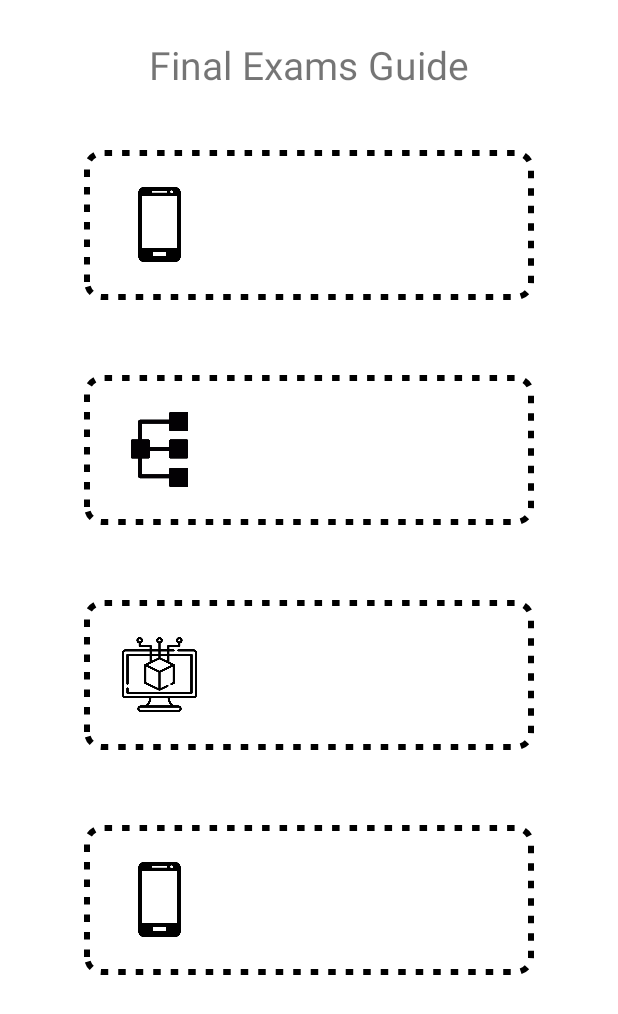
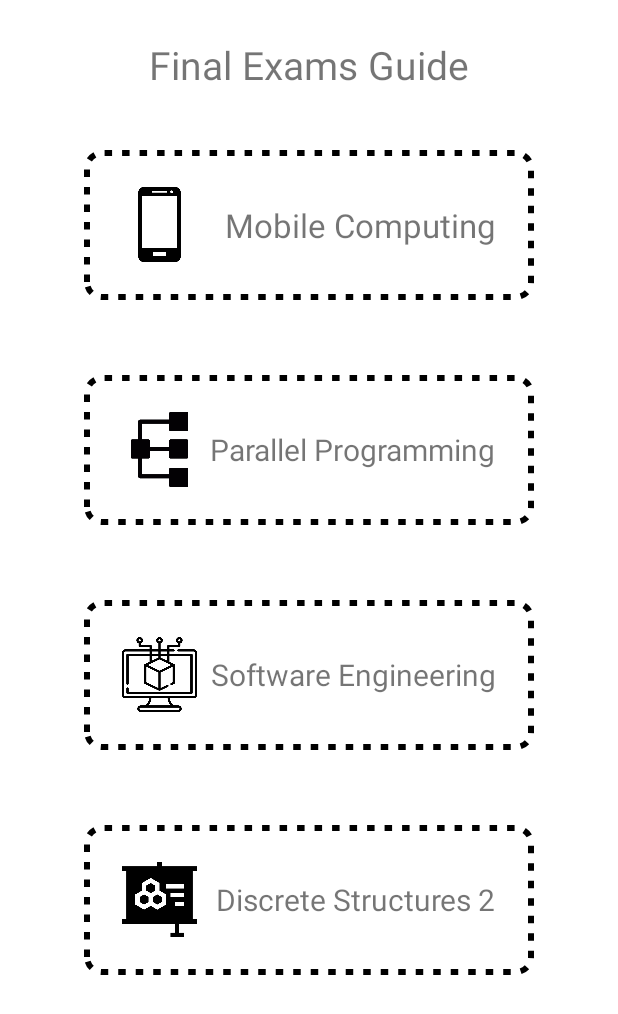
Before and after one commit to JamilAwada/CSC498G-FinalExamsGuide, an Android app: the screen it shows after launch (MainActivity), on a phone screen of 412 x 824 dp. Shown: the top 1014 px of the screen. Run offline under Robolectric (Android 15) with nearby library versions, the light colour scheme and no system bars.

Commit message:
fixed error

```diff
--- a/app/src/main/res/layout/activity_main.xml
+++ b/app/src/main/res/layout/activity_main.xml
@@ -29,6 +29,15 @@
             android:layout_marginStart="25dp"
             android:src="@drawable/smartphone"/>
 
+        <TextView
+            android:layout_width="wrap_content"
+            android:layout_height="wrap_content"
+            android:layout_centerVertical="true"
+            android:layout_alignParentEnd="true"
+            android:layout_marginEnd="25dp"
+            android:text="Mobile Computing"
+            android:textSize="22sp"/>
+
     </RelativeLayout>
 
     <RelativeLayout
@@ -45,6 +54,15 @@
             android:layout_centerVertical="true"
             android:layout_marginStart="25dp"
             android:src="@drawable/parallel_tasks"/>
+
+        <TextView
+            android:layout_width="wrap_content"
+            android:layout_height="wrap_content"
+            android:layout_centerVertical="true"
+            android:layout_alignParentEnd="true"
+            android:layout_marginEnd="25dp"
+            android:text="Parallel Programming"
+            android:textSize="20sp"/>
 
     </RelativeLayout>
 
@@ -63,6 +81,15 @@
             android:layout_marginStart="25dp"
             android:src="@drawable/software"/>
 
+        <TextView
+            android:layout_width="wrap_content"
+            android:layout_height="wrap_content"
+            android:layout_centerVertical="true"
+            android:layout_alignParentEnd="true"
+            android:layout_marginEnd="25dp"
+            android:text="Software Engineering"
+            android:textSize="20sp"/>/>
+
     </RelativeLayout>
 
     <RelativeLayout
@@ -78,7 +105,16 @@
             android:layout_height="50dp"
             android:layout_centerVertical="true"
             android:layout_marginStart="25dp"
-            android:src="@drawable/smartphone"/>
+            android:src="@drawable/theory" />
+
+        <TextView
+            android:layout_width="wrap_content"
+            android:layout_height="wrap_content"
+            android:layout_alignParentEnd="true"
+            android:layout_centerVertical="true"
+            android:layout_marginEnd="25dp"
+            android:text="Discrete Structures 2"
+            android:textSize="20sp" />
 
     </RelativeLayout>
 
```
